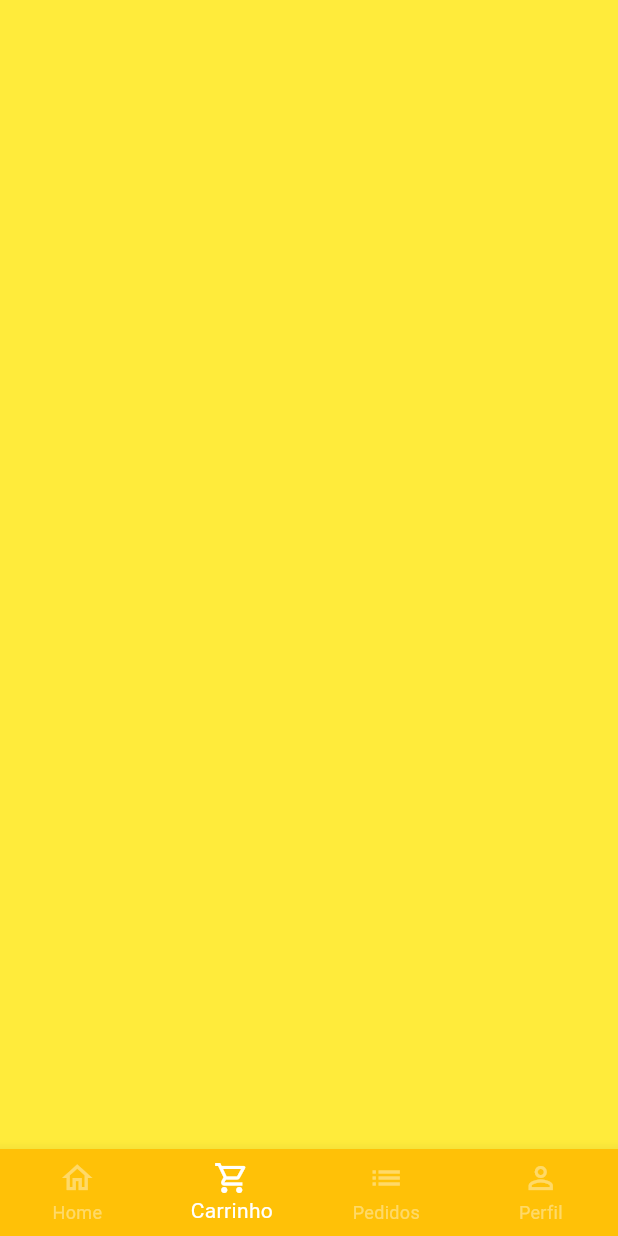
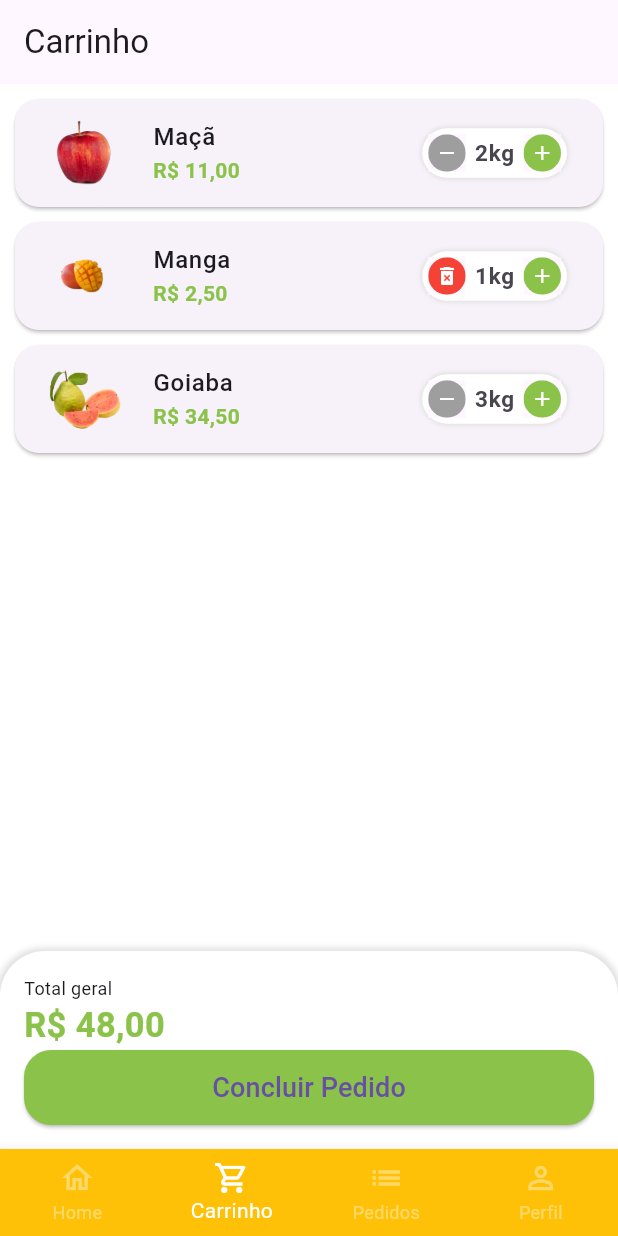
Before and after one commit to GabrielsFelix-utp/flutter_application_1, a Flutter app: the BaseScreen screen opened directly, swiped to page 2, on a phone screen of 412 x 824 dp. Run offline on Flutter 3.47's test engine with Material 3 defaults, Android fonts, the phone set to English and light mode, and no system bars; our stand-ins replace animated_text_kit, mask_text_input_formatter.

Commit message:
Bloco 7 --

```diff
--- /dev/null
+++ b/lib/src/auth/Models/cart_item_model.dart
@@ -0,0 +1,13 @@
+import 'package:flutter_application_1/src/auth/Models/item_model.dart';
+
+class CartItemModel {
+  ItemModel item;
+  int quantity;
+
+  CartItemModel({
+    required this.item,
+    required this.quantity,
+  });
+
+  double totalprice() => item.price * quantity;
+}
--- a/lib/src/auth/Pages/Base/base_screen.dart
+++ b/lib/src/auth/Pages/Base/base_screen.dart
@@ -1,4 +1,5 @@
 import 'package:flutter/material.dart';
+import 'package:flutter_application_1/src/auth/Pages/cart/cart_tab.dart';
 import 'package:flutter_application_1/src/auth/Pages/home/home_tab.dart';
 
 class BaseScreen extends StatefulWidget {
@@ -24,8 +25,8 @@ class _BaseScreenState extends State<BaseScreen> {
           });
         },
         children: [
-          const HomeTab(),
-          Container(color: Colors.yellow),
+           HomeTab(),
+           CartTab(),
           Container(color: Colors.green),
           Container(color: Colors.purple),
         ],
--- /dev/null
+++ b/lib/src/auth/Pages/cart/cart_tab.dart
@@ -0,0 +1,112 @@
+import 'package:flutter/foundation.dart';
+import 'package:flutter/material.dart';
+import 'package:flutter_application_1/src/auth/Models/cart_item_model.dart';
+import 'package:flutter_application_1/src/auth/Pages/cart/components/cart_tile.dart';
+import 'package:flutter_application_1/src/auth/config/custom_colors.dart';
+import 'package:flutter_application_1/src/auth/services/utils_services.dart';
+import 'package:flutter_application_1/src/auth/config/app_data.dart' as appData;
+
+class CartTab extends StatefulWidget {
+  const CartTab({super.key});
+
+  @override
+  State<CartTab> createState() => _CartTabState();
+}
+
+class _CartTabState extends State<CartTab> {
+  final UtilsServices utilsServices = UtilsServices();
+
+  void removeItemFromCart(CartItemModel cartItem) {
+    setState(() {
+      appData.cartItems.remove(cartItem);
+    });
+  }
+
+  double cartTotalPrice() {
+    double total = 0;
+
+    for (var item in appData.cartItems) {
+      total += item.totalprice();
+    }
+    return total;
+  }
+
+  @override
+  Widget build(BuildContext context) {
+    return Scaffold(
+      appBar: AppBar(
+        title: const Text('Carrinho'),
+      ),
+      body: Column(
+        children: [
+          //Lista de itens Carrinho
+          Expanded(
+            child: ListView.builder(
+              itemCount: appData.cartItems.length,
+              itemBuilder: (_, index) {
+                return CartTile(
+                  cartItem: appData.cartItems[index],
+                  remove: removeItemFromCart,
+                );
+              },
+            ),
+          ),
+          //Total e botão coluir pedido
+          Container(
+            padding: const EdgeInsets.all(16),
+            decoration: BoxDecoration(
+              color: Colors.white,
+              borderRadius: BorderRadius.vertical(
+                top: Radius.circular(30),
+              ),
+              boxShadow: [
+                BoxShadow(
+                  color: Colors.grey.shade300,
+                  blurRadius: 3,
+                  spreadRadius: 2,
+                ),
+              ],
+            ),
+            child: Column(
+              crossAxisAlignment: CrossAxisAlignment.stretch,
+              children: [
+                const Text(
+                  'Total geral',
+                  style: TextStyle(
+                    fontSize: 12,
+                  ),
+                ),
+                Text(
+                  utilsServices.priceToCurrency(cartTotalPrice()),
+                  style: TextStyle(
+                    fontSize: 23,
+                    color: CustomColors.customSwatchColor,
+                    fontWeight: FontWeight.bold,
+                  ),
+                ),
+                SizedBox(
+                  height: 50,
+                  child: ElevatedButton(
+                    style: ElevatedButton.styleFrom(
+                      backgroundColor: CustomColors.customSwatchColor,
+                      shape: RoundedRectangleBorder(
+                        borderRadius: BorderRadius.circular(18),
+                      ),
+                    ),
+                    onPressed: () {},
+                    child: const Text(
+                      'Concluir Pedido',
+                      style: TextStyle(
+                        fontSize: 18,
+                      ),
+                    ),
+                  ),
+                ),
+              ],
+            ),
+          ),
+        ],
+      ),
+    );
+  }
+}
--- /dev/null
+++ b/lib/src/auth/Pages/cart/components/cart_tile.dart
@@ -0,0 +1,74 @@
+import 'package:flutter/foundation.dart';
+import 'package:flutter/material.dart';
+import 'package:flutter_application_1/src/auth/Models/cart_item_model.dart';
+import 'package:flutter_application_1/src/auth/Pages/common_widgets/quantity_widget.dart';
+import 'package:flutter_application_1/src/auth/config/custom_colors.dart';
+import 'package:flutter_application_1/src/auth/services/utils_services.dart';
+
+class CartTile extends StatefulWidget {
+  final CartItemModel cartItem;
+  final Function(CartItemModel) remove;
+
+  const CartTile({
+    super.key,
+    required this.cartItem,
+    required this.remove,
+  });
+
+  @override
+  State<CartTile> createState() => _CartTileState();
+}
+
+class _CartTileState extends State<CartTile> {
+  final UtilsServices utilsServices = UtilsServices();
+
+  @override
+  Widget build(BuildContext context) {
+    return Card(
+      margin: const EdgeInsets.fromLTRB(10, 10, 10, 0),
+      shape: RoundedRectangleBorder(
+        borderRadius: BorderRadius.circular(16),
+      ),
+      child: ListTile(
+        //imagem
+        leading: Image.asset(
+          widget.cartItem.item.imgUrl,
+          height: 60,
+          width: 60,
+        ),
+        //Titulo
+        title: Text(
+          widget.cartItem.item.itemName,
+          style: const TextStyle(
+            fontWeight: FontWeight.w500,
+          ),
+        ),
+        //Total
+        subtitle: Text(
+          utilsServices.priceToCurrency(widget.cartItem.totalprice()),
+          style: TextStyle(
+            color: CustomColors.customSwatchColor,
+            fontWeight: FontWeight.bold,
+          ),
+        ),
+        //Quantidade
+        trailing: QuantityWidgets(
+          ///////
+          suffixText: widget.cartItem.item.unit,
+          value: widget.cartItem.quantity,
+          result: (quantity) {
+            setState(() {
+              widget.cartItem.quantity = quantity;
+
+              if (quantity == 0) {
+                //remover item do carrinho
+                widget.remove(widget.cartItem);
+              }
+            });
+          },
+          isRemovable: true,
+        ),
+      ),
+    );
+  }
+}
--- a/lib/src/auth/Pages/common_widgets/quantity_widget.dart
+++ b/lib/src/auth/Pages/common_widgets/quantity_widget.dart
@@ -5,12 +5,14 @@ class QuantityWidgets extends StatelessWidget {
   final int value;
   final String suffixText;
   final Function(int quantity) result;
+  final bool isRemovable;
 
   const QuantityWidgets({
     Key? key,
     required this.suffixText,
     required this.value,
     required this.result,
+    this.isRemovable = false,
   }) : super(key: key);
 
   @override
@@ -29,15 +31,17 @@ class QuantityWidgets extends StatelessWidget {
         ],
       ),
       child: Row(
+        mainAxisSize: MainAxisSize.min,
         children: [
           _QuantityButton(
-            icon: Icons.remove,
-            color: Colors.grey,
+            icon:
+                !isRemovable || value > 1 ? Icons.remove : Icons.delete_forever,
+            color: !isRemovable || value > 1 ? Colors.grey : Colors.red,
             onPressed: () {
-              if (value == 1) return;
-
-              int resultCount = value - 1;
-              result(resultCount);
+              if (value == 1 && !isRemovable) {
+                int resultCount = value - 1;
+                result(resultCount);
+              }
             },
           ),
           Padding(
@@ -55,7 +59,6 @@ class QuantityWidgets extends StatelessWidget {
             color: CustomColors.customSwatchColor,
             onPressed: () {
               int resultCount = value + 1;
-
               result(resultCount);
             },
           ),
--- /dev/null
+++ b/lib/src/auth/Pages/home/Components/item_title.dart
@@ -0,0 +1,12 @@
+import 'package:flutter/material.dart';
+
+class ItemTitle extends StatelessWidget {
+  const ItemTitle({super.key});
+
+  @override
+  Widget build(BuildContext context) {
+    return const Placeholder(
+      color: Colors.blue,
+    );
+  }
+}
--- a/lib/src/auth/config/app_data.dart
+++ b/lib/src/auth/config/app_data.dart
@@ -1,3 +1,4 @@
+import 'package:flutter_application_1/src/auth/Models/cart_item_model.dart';
 import 'package:flutter_application_1/src/auth/Models/item_model.dart';
 
 //Maçã
@@ -71,3 +72,18 @@ List<String> categories = [
   'Legumes',
   'Grãos',
 ];
+
+List<CartItemModel> cartItems = [
+  CartItemModel(
+    item: apple,
+    quantity: 2,
+  ),
+  CartItemModel(
+    item: mango,
+    quantity: 1,
+  ),
+  CartItemModel(
+    item: guava,
+    quantity: 3,
+  ),
+];
```
